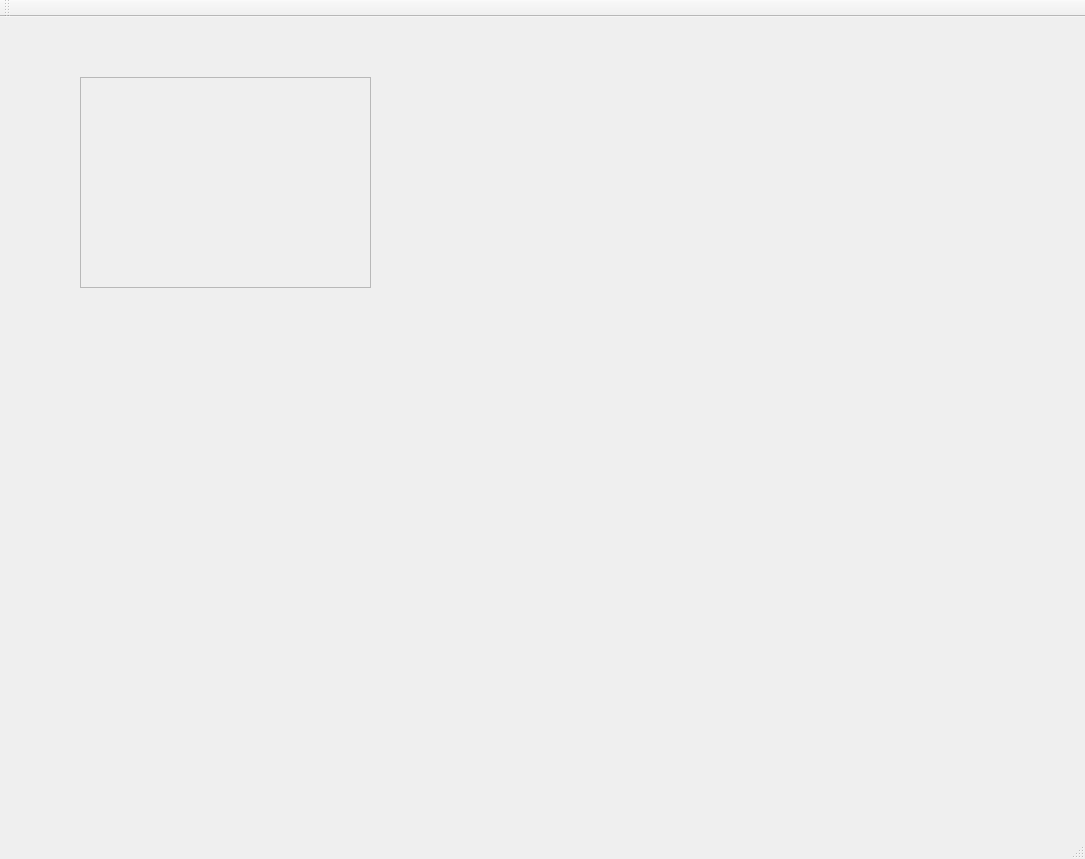
Qt form mainwindow.ui (MatijaBosnic/QtGstOverlay) before a commit.
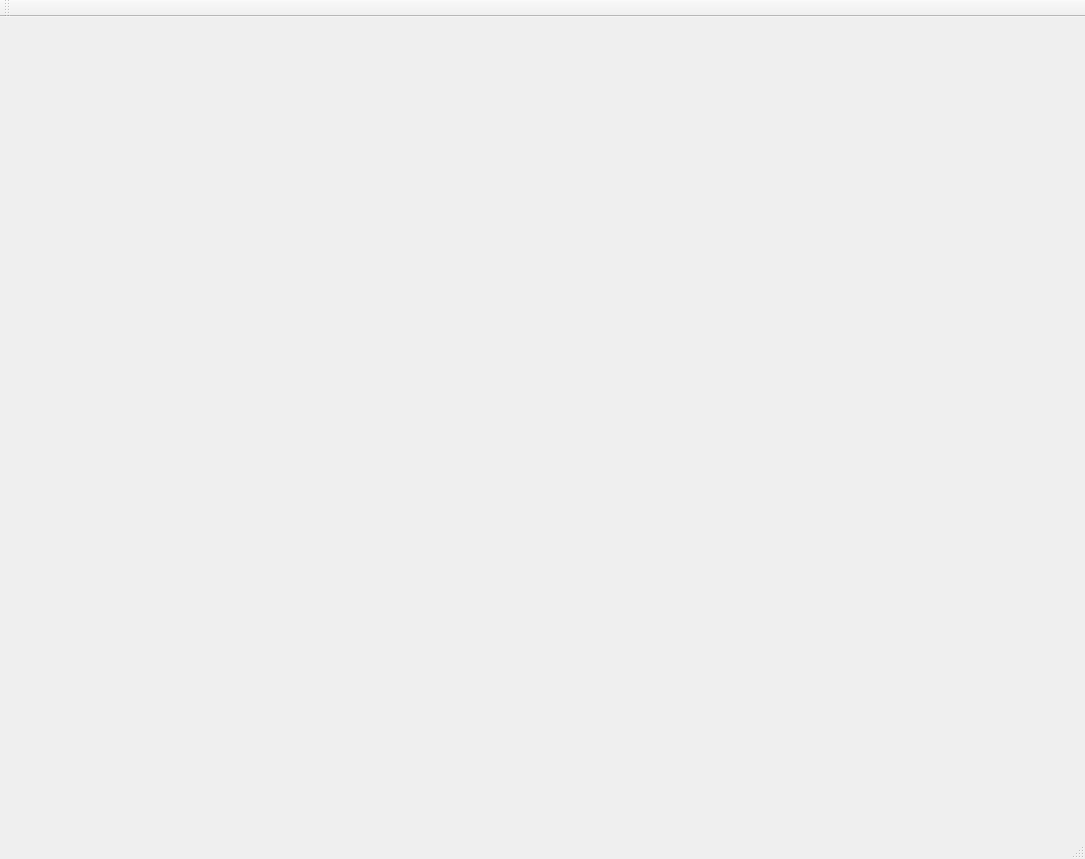
The same form after that commit. Icons and pictures are not drawn. Custom widgets are drawn as their Qt base class.

Commit message: Cleaned and simplified the example

Diff of the .ui file:
```diff
--- a/mainwindow.ui
+++ b/mainwindow.ui
@@ -13,69 +13,7 @@
   <property name="windowTitle">
    <string>MainWindow</string>
   </property>
-  <widget class="QWidget" name="centralWidget">
-   <widget class="QWidget" name="widget_2" native="true">
-    <property name="geometry">
-     <rect>
-      <x>360</x>
-      <y>270</y>
-      <width>631</width>
-      <height>471</height>
-     </rect>
-    </property>
-    <widget class="GstPlayer" name="widget" native="true">
-     <property name="geometry">
-      <rect>
-       <x>40</x>
-       <y>40</y>
-       <width>501</width>
-       <height>381</height>
-      </rect>
-     </property>
-    </widget>
-   </widget>
-   <widget class="QLabel" name="label">
-    <property name="geometry">
-     <rect>
-      <x>280</x>
-      <y>160</y>
-      <width>201</width>
-      <height>281</height>
-     </rect>
-    </property>
-    <property name="styleSheet">
-     <string notr="true"/>
-    </property>
-    <property name="text">
-     <string/>
-    </property>
-    <property name="pixmap">
-     <pixmap resource="resource.qrc">:/Pictures/bubble.png</pixmap>
-    </property>
-    <property name="scaledContents">
-     <bool>true</bool>
-    </property>
-   </widget>
-   <widget class="QFrame" name="frame">
-    <property name="geometry">
-     <rect>
-      <x>80</x>
-      <y>60</y>
-      <width>291</width>
-      <height>211</height>
-     </rect>
-    </property>
-    <property name="frameShape">
-     <enum>QFrame::StyledPanel</enum>
-    </property>
-    <property name="frameShadow">
-     <enum>QFrame::Raised</enum>
-    </property>
-   </widget>
-   <zorder>widget_2</zorder>
-   <zorder>frame</zorder>
-   <zorder>label</zorder>
-  </widget>
+  <widget class="QWidget" name="centralWidget"/>
   <widget class="QMenuBar" name="menuBar">
    <property name="geometry">
     <rect>
@@ -97,16 +35,6 @@
   <widget class="QStatusBar" name="statusBar"/>
  </widget>
  <layoutdefault spacing="6" margin="11"/>
- <customwidgets>
-  <customwidget>
-   <class>GstPlayer</class>
-   <extends>QWidget</extends>
-   <header>gstplayer.h</header>
-   <container>1</container>
-  </customwidget>
- </customwidgets>
- <resources>
-  <include location="resource.qrc"/>
- </resources>
+ <resources/>
  <connections/>
 </ui>
```
The commit also changes 2 other files.
